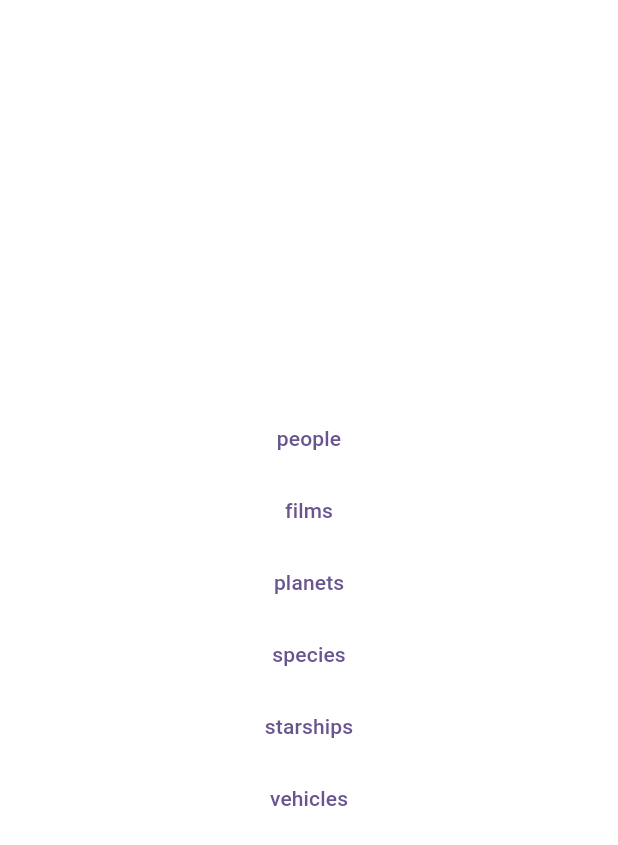
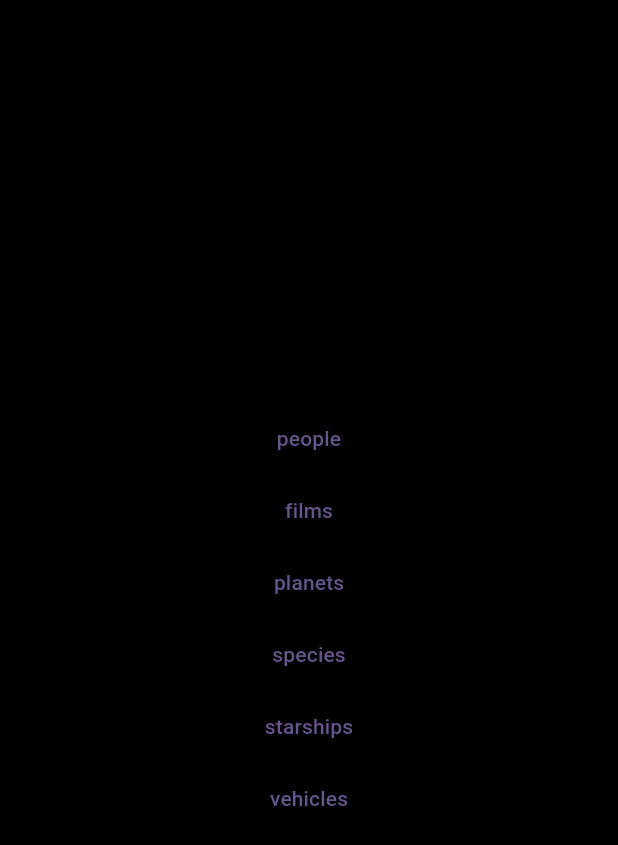
Before and after one commit to hanekom-tian/swapi, a Flutter app: the screen it shows after launch, on a phone screen of 412 x 824 dp. Shown: the top 845 px of the screen. Run offline on Flutter 3.47's test engine with Material 3 defaults, Android fonts, the phone set to English and light mode, and no system bars; our stand-ins replace dio, equatable, flutter_dotenv, flutter_riverpod, get_it.

Commit message:
Updated readme and styling

```diff
--- a/lib/features/search_swapi/views/swapi_screen.dart
+++ b/lib/features/search_swapi/views/swapi_screen.dart
@@ -13,7 +13,8 @@ class SwapiScreen extends ConsumerWidget {
         ref.watch(swapiSearchViewModelProvider.notifier);
     final swapiSearchState = ref.watch(swapiSearchViewModelProvider);
     final size = MediaQuery.of(context).size;
-    return SizedBox(
+    return Container(
+      color: Colors.black,
       width: size.width,
       height: size.height,
       child: swapiSearchState.selectedCategory == SwapiCategory.none
--- a/lib/main.dart
+++ b/lib/main.dart
@@ -20,6 +20,18 @@ class MyApp extends StatelessWidget {
       theme: ThemeData(
         colorScheme: ColorScheme.fromSeed(seedColor: Colors.deepPurple),
         useMaterial3: true,
+        scaffoldBackgroundColor: Colors.black,
+        appBarTheme: const AppBarTheme(
+            color: Colors.black,
+            iconTheme: IconThemeData(color: Colors.deepPurple)),
+        listTileTheme: const ListTileThemeData(
+          titleTextStyle: TextStyle(color: Colors.deepPurple),
+        ),
+        textTheme: const TextTheme(
+          bodySmall: TextStyle(color: Colors.deepPurple),
+          bodyLarge: TextStyle(color: Colors.deepPurple),
+          bodyMedium: TextStyle(color: Colors.deepPurple),
+        ),
       ),
       home: const SwapiScreen(),
     );
```
Also changed, not shown: 1 other file.
